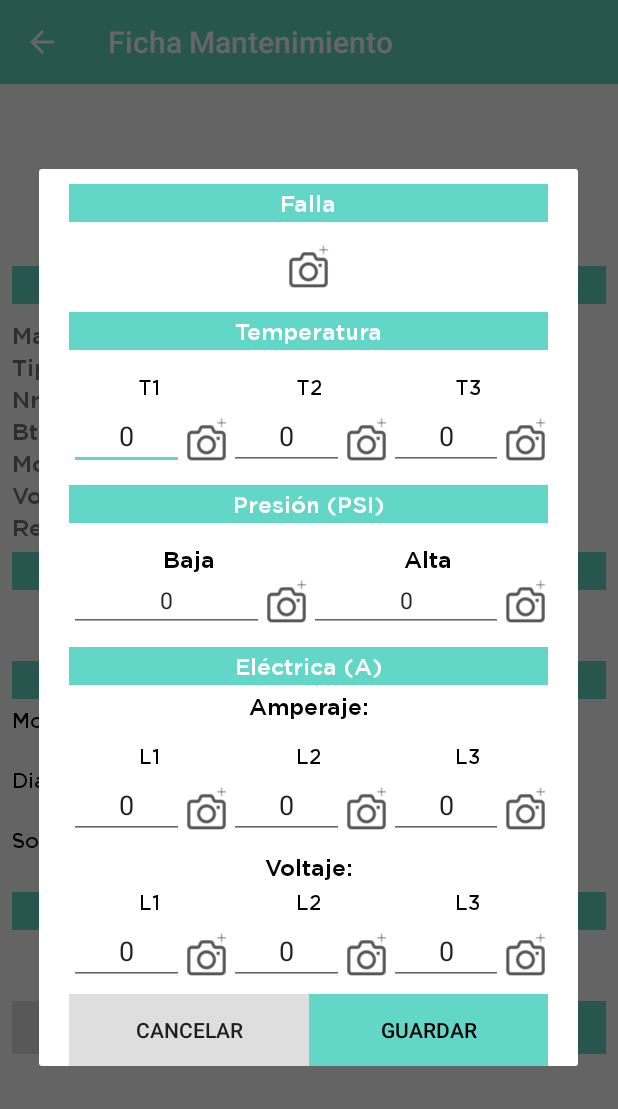
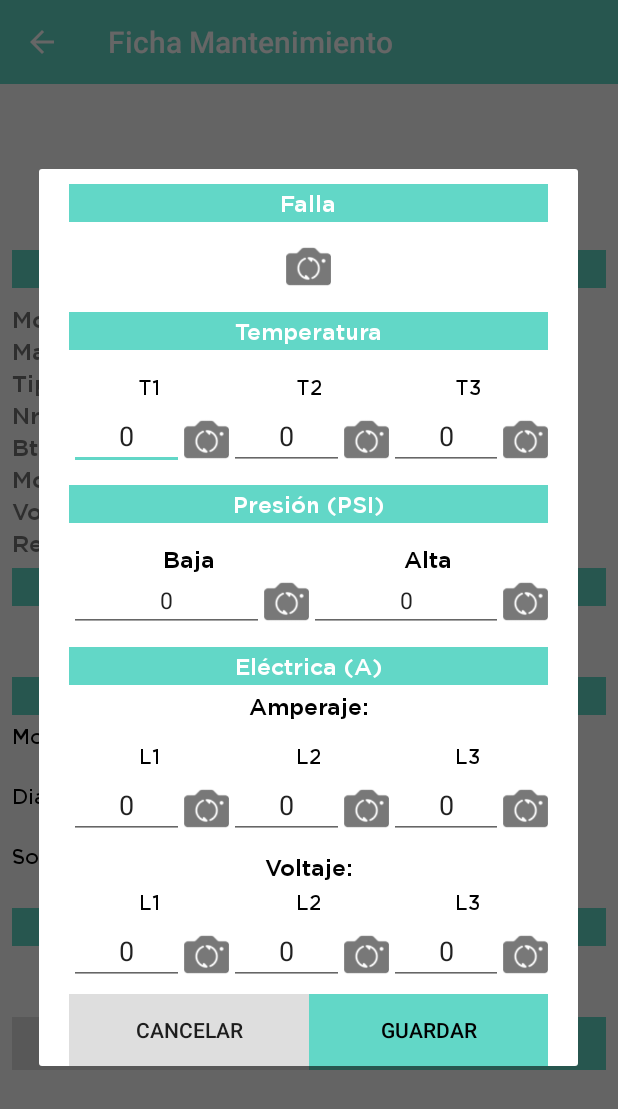
Before and after one commit to r1305/Operaciones, an Android app: the FichaMantenimientoActivity screen opened directly, with no data from a screen before it, after a tap on "ANTES", on a phone screen of 412 x 824 dp. Shown: the top 1109 px of the screen. Run offline under Robolectric (Android 15) with nearby library versions, the phone set to English and light mode, and no system bars; our stand-ins replace Volley; libraries missing offline, so code that uses them is left out: com.github.gcacace.signaturepad, com.toptoche.searchablespinnerlibrary, jrizani.jrspinner, org.json.simple; plain views replace JRSpinner, SearchableSpinner; network calls fail; pictures from the network do not load; 6 statements that could not run were skipped.

Commit message:
small fixes change icons

```diff
--- a/app/src/main/java/com/system/operaciones/activities/FichaMantenimientoActivity.java
+++ b/app/src/main/java/com/system/operaciones/activities/FichaMantenimientoActivity.java
@@ -47,6 +47,7 @@ import com.system.operaciones.utils.Credentials;
 import com.system.operaciones.utils.Image;
 import com.system.operaciones.utils.Utils;
 import com.system.operaciones.utils.ViewDialog;
+import com.toptoche.searchablespinnerlibrary.SearchableSpinner;
 
 import org.json.simple.JSONArray;
 import org.json.simple.JSONObject;
@@ -84,10 +85,10 @@ public class FichaMantenimientoActivity extends AppCompatActivity {
     private String id,tienda_id;
 
     AlertDialog alertDialog;
-    JRSpinner spinner_motivos;
+    SearchableSpinner spinner_motivos;
     String[] motivos_id;
 
-    JRSpinner spinner_diagnosticos;
+    SearchableSpinner spinner_diagnosticos;
     String[] diagnosticos_id;
 
     String solucion;
@@ -132,10 +133,10 @@ public class FichaMantenimientoActivity extends AppCompatActivity {
         spinner_diagnosticos = findViewById(R.id.spinner_diagnostico);
         et_diagnostico = findViewById(R.id.et_diagnostico);
         getMotivos();
-        spinner_motivos.setOnItemClickListener(new JRSpinner.OnItemClickListener() {
-            @Override
-            public void onItemClick(int position) {
-                motivo_id = motivos_id[position];
+        spinner_motivos.setOnItemSelectedListener(new AdapterView.OnItemSelectedListener() {
+            @Override
+            public void onItemSelected(AdapterView<?> adapterView, View view, int i, long l) {
+                motivo_id = motivos_id[i];
                 if(motivo_id.equals("6")){
                     et_diagnostico.setVisibility(View.VISIBLE);
                 }else{
@@ -143,15 +144,26 @@ public class FichaMantenimientoActivity extends AppCompatActivity {
                 }
                 getDiagnostico(motivo_id);
             }
-        });
-
-        spinner_diagnosticos.setOnItemClickListener(new JRSpinner.OnItemClickListener() {
-            @Override
-            public void onItemClick(int position) {
-                diagnostico_id = diagnosticos_id[position];
+
+            @Override
+            public void onNothingSelected(AdapterView<?> adapterView) {
+                motivo_id = motivos_id[0];
+            }
+        });
+
+        spinner_diagnosticos.setOnItemSelectedListener(new AdapterView.OnItemSelectedListener() {
+            @Override
+            public void onItemSelected(AdapterView<?> adapterView, View view, int i, long l) {
+                diagnostico_id = diagnosticos_id[i];
                 getSolucion(diagnostico_id);
             }
-        });
+
+            @Override
+            public void onNothingSelected(AdapterView<?> adapterView) {
+                diagnostico_id = diagnosticos_id[0];
+            }
+        });
+
         tv_solucion = findViewById(R.id.tv_solucion);
         Button btn_antes = findViewById(R.id.btn_antes);
         Button btn_despues = findViewById(R.id.btn_despues);
@@ -1406,6 +1418,8 @@ public class FichaMantenimientoActivity extends AppCompatActivity {
         queue.add(stringRequest);
     }
 
+    ArrayAdapter<String> adapter_motivos;
+    ArrayAdapter<String> adapter_diagnosticos;
     private void getMotivos()
     {
         String url=ctx.getApplicationContext().getString(R.string.base_url)+ctx.getApplicationContext().getString(R.string.getMotivos_url);
@@ -1436,9 +1450,8 @@ public class FichaMantenimientoActivity extends AppCompatActivity {
                                     motivos_id[i] = (String)ob.get("id");
                                     i++;
                                 }
-                                spinner_motivos.setItems(motivos);
-                                spinner_motivos.clear();
-                                spinner_diagnosticos.clear();
+                                adapter_motivos = new ArrayAdapter<>(ctx,R.layout.dropdown_style,motivos);
+                                spinner_motivos.setAdapter(adapter_motivos);
                                 tv_solucion.setText("");
                             }
                         } catch (Exception e) {
@@ -1491,8 +1504,8 @@ public class FichaMantenimientoActivity extends AppCompatActivity {
                                     diagnosticos_id[i] = (String)ob.get("id");
                                     i++;
                                 }
-                                spinner_diagnosticos.setItems(diagnosticos);
-                                spinner_diagnosticos.clear();
+                                adapter_diagnosticos = new ArrayAdapter<>(ctx,R.layout.dropdown_style,diagnosticos);
+                                spinner_diagnosticos.setAdapter(adapter_diagnosticos);
                                 tv_solucion.setText("");
                             }
                         } catch (Exception e) {
@@ -1641,7 +1654,7 @@ public class FichaMantenimientoActivity extends AppCompatActivity {
     EditText et_nro_serie,et_cond_nro_serie;
     ImageView icon_evap_scan,icon_cond_scan;
 
-    TextView tv_marca,tv_modelo,tv_btu,tv_nro_serie,tv_tipo,tv_voltaje,tv_refrigerante;
+    TextView tv_marca,tv_modelo,tv_btu,tv_nro_serie,tv_tipo,tv_voltaje,tv_refrigerante,tv_motivo,tv_nro_equipo;
     String equipo_id;
     private void getEquipo()
     {
@@ -1689,6 +1702,8 @@ public class FichaMantenimientoActivity extends AppCompatActivity {
                                             String voltaje = (String)ob.get("voltaje");
                                             String refrigerante = (String)ob.get("refrigerante");
                                             fase = (String)ob.get("cond_fase_id");
+                                            String nro_equipo = (String)ob.get("nro_equipo");
+                                            String motivo = (String)ob.get("motivo");
 
                                             tv_marca = findViewById(R.id.ficha_marca);
                                             tv_btu = findViewById(R.id.ficha_btu);
@@ -1697,6 +1712,8 @@ public class FichaMantenimientoActivity extends AppCompatActivity {
                                             tv_nro_serie = findViewById(R.id.ficha_nro_serie);
                                             tv_voltaje = findViewById(R.id.ficha_voltaje);
                                             tv_refrigerante = findViewById(R.id.ficha_refrigerante);
+                                            tv_motivo = findViewById(R.id.ficha_tv_motivo);
+                                            tv_nro_equipo = findViewById(R.id.ficha_tv_nro_equipo);
 
                                             tv_marca.setText(marca);
                                             tv_btu.setText(btu);
@@ -1705,6 +1722,8 @@ public class FichaMantenimientoActivity extends AppCompatActivity {
                                             tv_nro_serie.setText(nro_serie);
                                             tv_voltaje.setText(voltaje);
                                             tv_refrigerante.setText(refrigerante);
+                                            tv_motivo.setText(motivo);
+                                            tv_nro_equipo.setText("Equipo N° "+nro_equipo);
                                         }
                                     }
                                 }
--- a/app/src/main/java/com/system/operaciones/adapters/MantenimientoAdapter.java
+++ b/app/src/main/java/com/system/operaciones/adapters/MantenimientoAdapter.java
@@ -506,7 +506,7 @@ public class MantenimientoAdapter extends RecyclerView.Adapter<MantenimientoAdap
                                 for(Object o: respuesta){
                                     JSONObject ob = (JSONObject)o;
                                     if(!ob.get("id").equals("0")){
-                                        equipos[i] = ob.get("modelo")+" - "+ob.get("evap_nro_serie");
+                                        equipos[i] = "Equipo "+ob.get("nro_equipo");
                                     }else{
                                         equipos[i] = (String)ob.get("evap_nro_serie");
                                     }
--- a/app/src/main/res/layout/activity_ficha_mantenimiento.xml
+++ b/app/src/main/res/layout/activity_ficha_mantenimiento.xml
@@ -33,6 +33,31 @@
                 android:gravity="center"
                 android:background="@color/verdePastel"
                 android:layout_marginBottom="10dp"/>
+
+            <!-- Motivo -->
+            <LinearLayout
+                android:layout_weight="1"
+                android:layout_width="match_parent"
+                android:layout_height="match_parent"
+                android:orientation="horizontal">
+
+                <TextView
+                    android:layout_weight="1"
+                    android:layout_width="match_parent"
+                    android:layout_height="match_parent"
+                    android:fontFamily="@font/gotham_medium"
+                    android:gravity="center|start"
+                    android:text="Motivo:"
+                    android:textSize="15sp" />
+
+                <TextView
+                    android:layout_weight="0.5"
+                    android:id="@+id/ficha_tv_motivo"
+                    android:layout_width="match_parent"
+                    android:layout_height="wrap_content"
+                    android:gravity="center|start"
+                    android:textSize="15sp"/>
+            </LinearLayout>
 
             <!-- Marca -->
             <LinearLayout
--- a/app/src/main/res/layout/dialog_lecturas.xml
+++ b/app/src/main/res/layout/dialog_lecturas.xml
@@ -54,7 +54,7 @@
                             android:id="@+id/icon_camera_falla"
                             android:layout_width="30dp"
                             android:layout_height="30dp"
-                            android:src="@drawable/icon_cam"
+                            android:src="@drawable/icon_cam2"
                             android:layout_gravity="center"/>
 
                         <ImageView
@@ -130,7 +130,7 @@
                             android:id="@+id/icon_cam_temp_l1"
                             android:layout_width="30dp"
                             android:layout_height="30dp"
-                            android:src="@drawable/icon_cam"
+                            android:src="@drawable/icon_cam2"
                             android:layout_gravity="center"/>
 
                         <ImageView
@@ -174,7 +174,7 @@
                             android:layout_width="30dp"
                             android:layout_height="30dp"
                             android:layout_gravity="center"
-                            android:src="@drawable/icon_cam"/>
+                            android:src="@drawable/icon_cam2"/>
 
                         <ImageView
                             android:id="@+id/icon_gallery_temp_l2"
@@ -217,7 +217,7 @@
                             android:layout_width="30dp"
                             android:layout_height="30dp"
                             android:layout_gravity="center"
-                            android:src="@drawable/icon_cam"/>
+                            android:src="@drawable/icon_cam2"/>
 
                         <ImageView
                             android:id="@+id/icon_gallery_temp_l3"
@@ -296,7 +296,7 @@
                             android:layout_width="30dp"
                             android:layout_height="30dp"
                             android:layout_gravity="center"
-                            android:src="@drawable/icon_cam" />
+                            android:src="@drawable/icon_cam2" />
 
                         <ImageView
                             android:id="@+id/icon_gallery_presion_baja"
@@ -342,7 +342,7 @@
                             android:layout_width="30dp"
                             android:layout_height="30dp"
                             android:layout_gravity="center"
-                            android:src="@drawable/icon_cam" />
+                            android:src="@drawable/icon_cam2" />
 
                         <ImageView
                             android:id="@+id/icon_gallery_presion_alta"
@@ -440,7 +440,7 @@
                                         android:layout_width="30dp"
                                         android:layout_height="30dp"
                                         android:layout_gravity="center"
-                                        android:src="@drawable/icon_cam"/>
+                                        android:src="@drawable/icon_cam2"/>
 
                                     <ImageView
                                         android:id="@+id/icon_gallery_amp_l1"
@@ -483,7 +483,7 @@
                                         android:layout_width="30dp"
                                         android:layout_height="30dp"
                                         android:layout_gravity="center"
-                                        android:src="@drawable/icon_cam"/>
+                                        android:src="@drawable/icon_cam2"/>
 
                                     <ImageView
                                         android:id="@+id/icon_gallery_amp_l2"
@@ -526,7 +526,7 @@
                                         android:layout_width="30dp"
                                         android:layout_height="30dp"
                                         android:layout_gravity="center"
-                                        android:src="@drawable/icon_cam"/>
+                                        android:src="@drawable/icon_cam2"/>
 
                                     <ImageView
                                         android:id="@+id/icon_gallery_amp_l3"
@@ -595,7 +595,7 @@
                                         android:layout_width="30dp"
                                         android:layout_height="30dp"
                                         android:layout_gravity="center"
-                                        android:src="@drawable/icon_cam"/>
+                                        android:src="@drawable/icon_cam2"/>
 
                                     <ImageView
                                         android:id="@+id/icon_gallery_volt_l1"
@@ -638,7 +638,7 @@
                                         android:layout_width="30dp"
                                         android:layout_height="30dp"
                                         android:layout_gravity="center"
-                                        android:src="@drawable/icon_cam"/>
+                                        android:src="@drawable/icon_cam2"/>
 
                                     <ImageView
                                         android:id="@+id/icon_gallery_volt_l2"
@@ -682,7 +682,7 @@
                                         android:layout_width="30dp"
                                         android:layout_height="30dp"
                                         android:layout_gravity="center"
-                                        android:src="@drawable/icon_cam" />
+                                        android:src="@drawable/icon_cam2" />
 
                                     <ImageView
                                         android:id="@+id/icon_gallery_volt_l3"
```
Also changed, not shown: app/src/main/java/com/system/operaciones/activities/FichaUrgenciaActivity.java (+38 -71 lines), app/src/main/java/com/system/operaciones/activities/UrgenciasActivity.java (+8 -27 lines), app/src/main/java/com/system/operaciones/adapters/UrgenciaAdapter.java (+6 -4 lines), app/src/main/res/layout/activity_ficha_urgencia.xml (+37 -2 lines), app/src/main/res/drawable-v24/icon_cam.png, app/src/main/res/drawable-v24/icon_cam2.png (added), app/src/main/res/drawable/icon_cam.png, app/src/main/res/drawable/icon_cam2.png (added).
